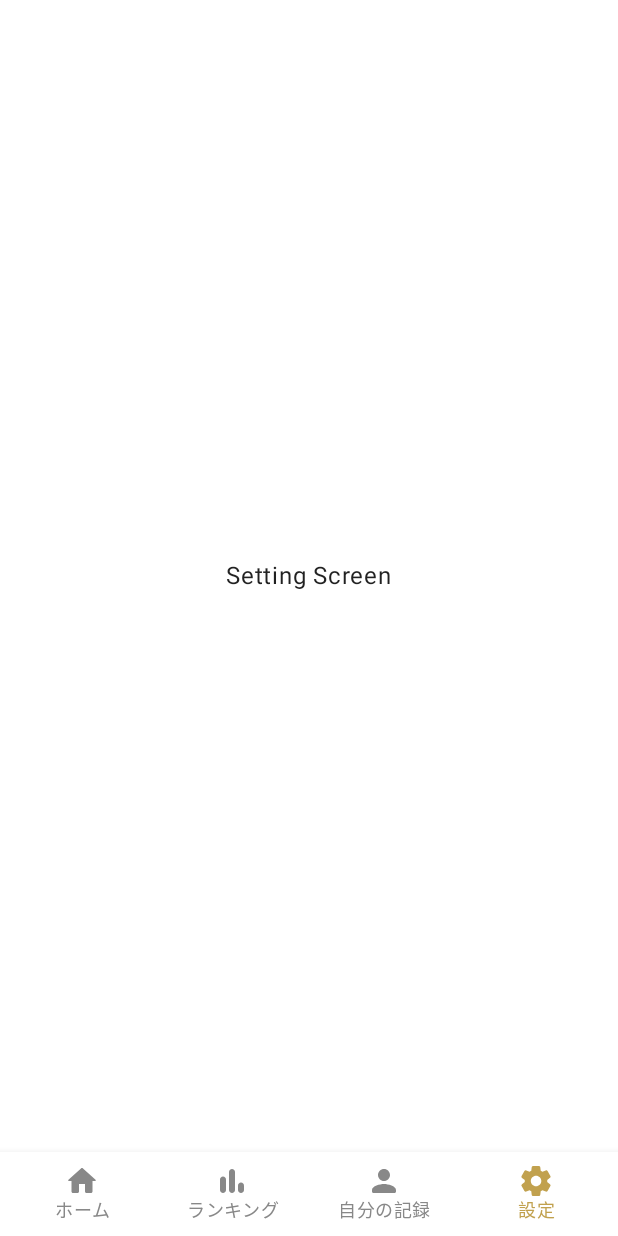
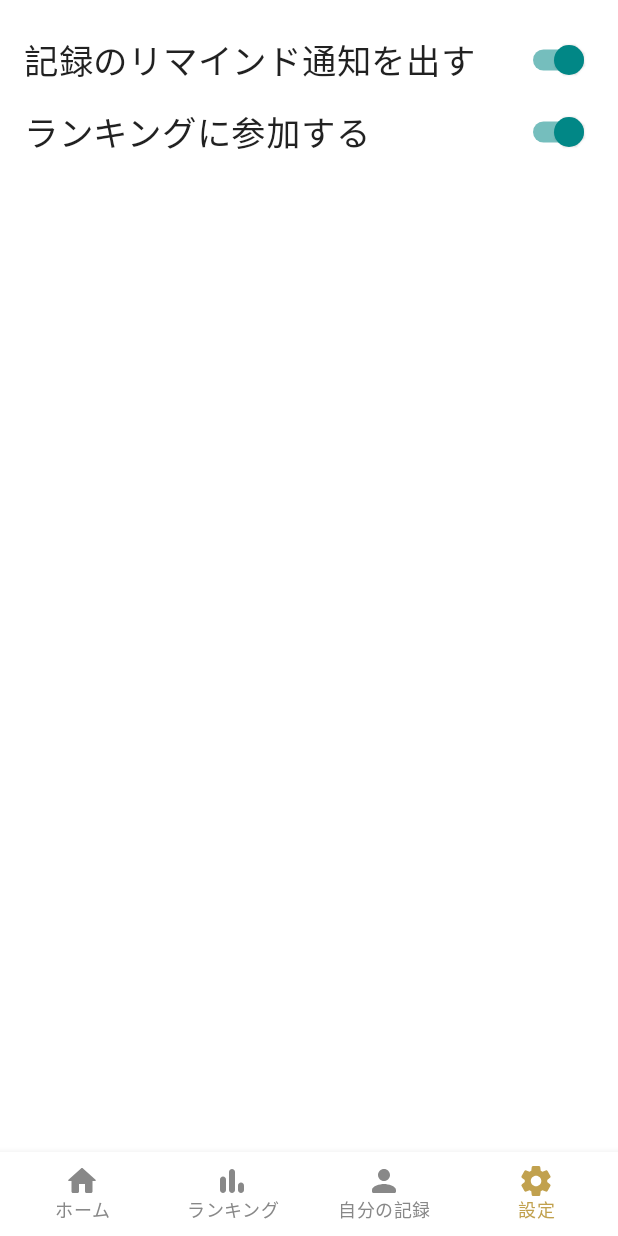
Before and after one commit to GEEKCAMP-Vol12/GEEKCAMP_Vol.12, an Android app built with Jetpack Compose: the SettingScreen screen opened through its navigation route, on a phone screen of 412 x 824 dp. Run offline under Robolectric (Android 15) with nearby library versions, the phone set to English and light mode, and no system bars.

Commit message:
設定画面のボタンを生成して、文字のサイズをでかくしました。

```diff
--- a/client/composeApp/src/commonMain/kotlin/screen/SettingScreen.kt
+++ b/client/composeApp/src/commonMain/kotlin/screen/SettingScreen.kt
@@ -1,17 +1,29 @@
 package screen
 
-import androidx.compose.foundation.layout.Box
-import androidx.compose.foundation.layout.fillMaxSize
+
+import androidx.compose.foundation.layout.Column
+import androidx.compose.foundation.layout.Row
+import androidx.compose.foundation.layout.fillMaxWidth
 import androidx.compose.foundation.layout.padding
 import androidx.compose.material.Scaffold
+import androidx.compose.material.Switch
 import androidx.compose.material.Text
+
 import androidx.compose.runtime.Composable
+import androidx.compose.runtime.getValue
+import androidx.compose.runtime.mutableStateOf
+import androidx.compose.runtime.remember
+import androidx.compose.runtime.setValue
 import androidx.compose.ui.Alignment
+
 import androidx.compose.ui.Modifier
+import androidx.compose.ui.unit.dp
+import androidx.compose.ui.unit.sp
 import androidx.navigation.NavController
 import androidx.navigation.compose.rememberNavController
 import navigation.BottomNavigationBar
 import org.jetbrains.compose.ui.tooling.preview.Preview
+
 
 @Composable
 fun SettingScreen(
@@ -23,17 +35,46 @@ fun SettingScreen(
         bottomBar = {
             BottomNavigationBar(navController = navController)
         }
-    ) {
-       Box(
-           modifier = Modifier
-               .padding(it)
-               .fillMaxSize(),
-           contentAlignment = Alignment.Center
-       ) {
-           Text("Setting Screen")
-       }
+    )
+    {
+        Column (modifier = Modifier.padding(it).padding(16.dp)) {
+            var check by remember { mutableStateOf(true)}
+            var checke by remember { mutableStateOf(true)}
+            var checked = false
+            Row(
+                modifier = Modifier.fillMaxWidth(),
+                verticalAlignment = Alignment.CenterVertically
+            ) {
+                Text(modifier = Modifier.weight(1f), text = "記録のリマインド通知を出す", fontSize = 23 .sp
+                )
+                Switch(checked = check,
+                    onCheckedChange = {
+                        check = it
+                    }
+                )
+            }
+            Row(
+                modifier = Modifier.fillMaxWidth(),
+                verticalAlignment = Alignment.CenterVertically
+            ) {
+                Text(
+                    modifier = Modifier.weight(1f),
+                    text = "ランキングに参加する", fontSize = 23.sp
+                )
+                Switch(checked = checke,
+                    onCheckedChange = {
+                        checke = it
+                    }
+                )
+            }
+        }
     }
 }
+
+fun Text(modifier: Modifier, text: String, fontSize: Int) {
+
+}
+
 
 @Preview
 @Composable
```
